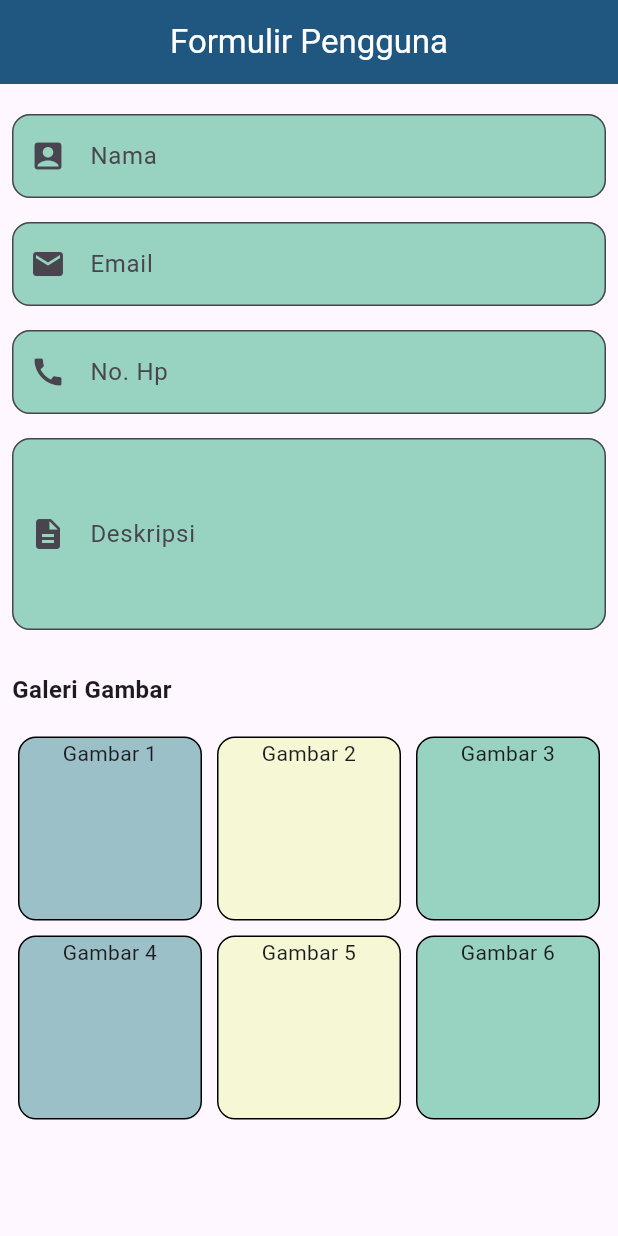
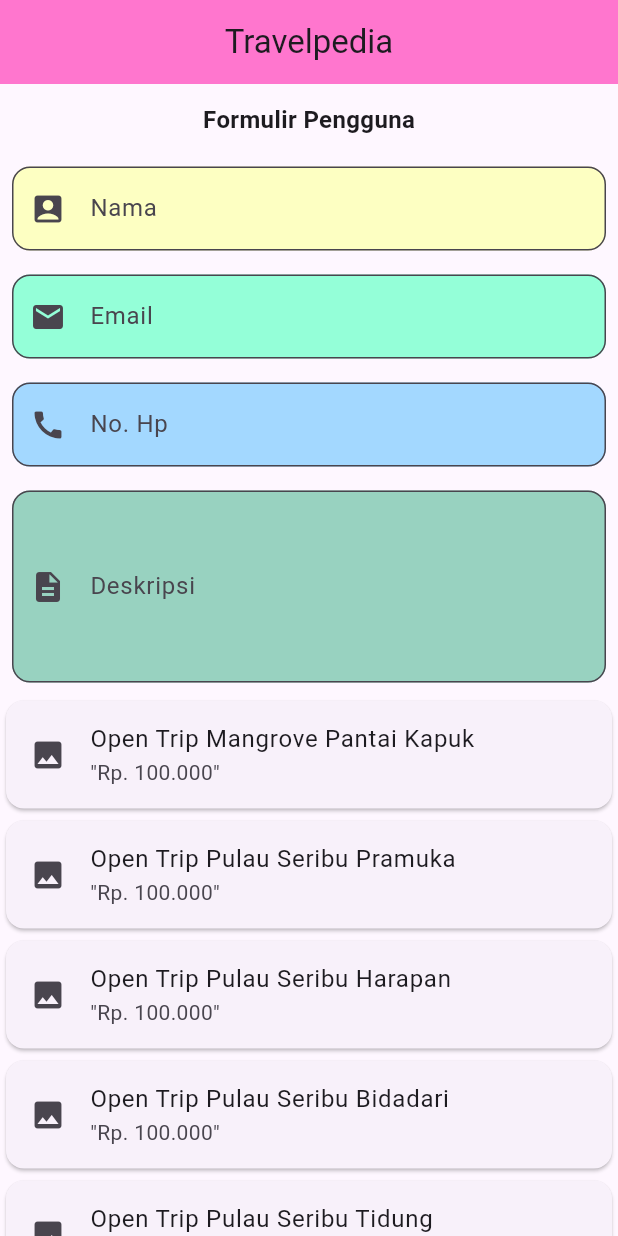
Before and after one commit to shellasagita/ppkd_b_2, a Flutter app: the screen it shows after launch, on a phone screen of 412 x 824 dp. Run offline on Flutter 3.47's test engine with Material 3 defaults, Android fonts, the phone set to English and light mode, and no system bars.

Commit message:
tugas 4 flutter

```diff
--- a/lib/main.dart
+++ b/lib/main.dart
@@ -6,6 +6,7 @@
 import 'package:ppkd_b_2/meet_3/meet_3a.dart';
 import 'package:ppkd_b_2/meet_4/meet_4a.dart';
 import 'package:ppkd_b_2/meet_4/tugas_3_flutter.dart';
+import 'package:ppkd_b_2/meet_4/tugas_4_flutter.dart';
 // import 'package:ppkd_b_2/meet_2/meet_2.dart';
 
 void main() {
@@ -24,7 +25,7 @@
       theme: ThemeData(
         colorScheme: ColorScheme.fromSeed(seedColor: Colors.deepPurple),
       ),
-      home: const Tugas3FormulirGaleri(),
+      home: const Tugas4DaftarProduk(),
     );
   }
 }
--- a/lib/meet_4/tugas_4_flutter.dart
+++ b/lib/meet_4/tugas_4_flutter.dart
@@ -0,0 +1,140 @@
+import 'package:flutter/material.dart';
+
+class Tugas4DaftarProduk extends StatelessWidget {
+  const Tugas4DaftarProduk({super.key});
+
+  @override
+  Widget build(BuildContext context) {
+    return Scaffold(
+      appBar: AppBar(
+        backgroundColor: Color(0xffFF76CE),
+        title: Text("Travelpedia"),
+        centerTitle: true,
+      ),
+      body: ListView(
+        children: [
+          SizedBox(height: 12),
+          Center(
+            child: Text(
+              "Formulir Pengguna",
+              style: TextStyle(fontSize: 16, fontWeight: FontWeight.bold),
+            ),
+          ),
+
+          Container(height: 12),
+          Padding(
+            padding: const EdgeInsets.all(8.0),
+            child: TextField(
+              decoration: InputDecoration(
+                labelText: "Nama",
+                hintText: "Masukan Nama",
+                hintStyle: TextStyle(fontSize: 12, color: Colors.black),
+                filled: true,
+                fillColor: Color(0xffFDFFC2),
+                prefixIcon: Icon(Icons.account_box_rounded),
+                border: OutlineInputBorder(
+                  borderRadius: BorderRadius.circular(12),
+                  borderSide: BorderSide(color: Colors.black, width: 5),
+                ),
+              ),
+            ),
+          ),
+          Padding(
+            padding: const EdgeInsets.all(8.0),
+            child: TextField(
+              decoration: InputDecoration(
+                labelText: "Email",
+                hintText: "Masukan Email",
+                hintStyle: TextStyle(fontSize: 12, color: Colors.black),
+                filled: true,
+                fillColor: Color(0xff94FFD8),
+                prefixIcon: Icon(Icons.email),
+                border: OutlineInputBorder(
+                  borderRadius: BorderRadius.circular(12),
+                  borderSide: BorderSide(color: Colors.black, width: 5),
+                ),
+              ),
+            ),
+          ),
+          Padding(
+            padding: const EdgeInsets.all(8.0),
+            child: TextField(
+              decoration: InputDecoration(
+                labelText: "No. Hp",
+                hintText: "Masukan No. Handphone",
+                hintStyle: TextStyle(fontSize: 12, color: Colors.black),
+                filled: true,
+                fillColor: Color(0xffA3D8FF),
+                prefixIcon: Icon(Icons.call),
+                border: OutlineInputBorder(
+                  borderRadius: BorderRadius.circular(12),
+                  borderSide: BorderSide(color: Colors.black, width: 5),
+                ),
+              ),
+            ),
+          ),
+          Padding(
+            padding: const EdgeInsets.all(8.0),
+            child: TextField(
+              maxLines: 4,
+              decoration: InputDecoration(
+                labelText: "Deskripsi",
+                hintText: "Masukan Deskripsi",
+                hintStyle: TextStyle(fontSize: 12, color: Colors.black),
+                filled: true,
+                fillColor: Color(0xff98D2C0),
+                prefixIcon: Icon(Icons.description),
+                border: OutlineInputBorder(
+                  borderRadius: BorderRadius.circular(12),
+                  borderSide: BorderSide(color: Colors.black, width: 5),
+                ),
+              ),
+            ),
+          ),
+          Card(
+            child: ListTile(
+              leading: Icon(Icons.image),
+              title: Text('Open Trip Mangrove Pantai Kapuk'),
+              subtitle: Text('"Rp. 100.000"'),
+            ),
+          ),
+          Card(
+            child: ListTile(
+              leading: Icon(Icons.image),
+              title: Text('Open Trip Pulau Seribu Pramuka'),
+              subtitle: Text('"Rp. 100.000"'),
+            ),
+          ),
+          Card(
+            child: ListTile(
+              leading: Icon(Icons.image),
+              title: Text('Open Trip Pulau Seribu Harapan'),
+              subtitle: Text('"Rp. 100.000"'),
+            ),
+          ),
+          Card(
+            child: ListTile(
+              leading: Icon(Icons.image),
+              title: Text('Open Trip Pulau Seribu Bidadari'),
+              subtitle: Text('"Rp. 100.000"'),
+            ),
+          ),
+          Card(
+            child: ListTile(
+              leading: Icon(Icons.image),
+              title: Text('Open Trip Pulau Seribu Tidung'),
+              subtitle: Text('"Rp. 100.000"'),
+            ),
+          ),
+          Card(
+            child: ListTile(
+              leading: Icon(Icons.image),
+              title: Text('Open Trip Pulau Seribu Onrush'),
+              subtitle: Text('"Rp. 100.000"'),
+            ),
+          ),
+        ],
+      ),
+    );
+  }
+}
```
